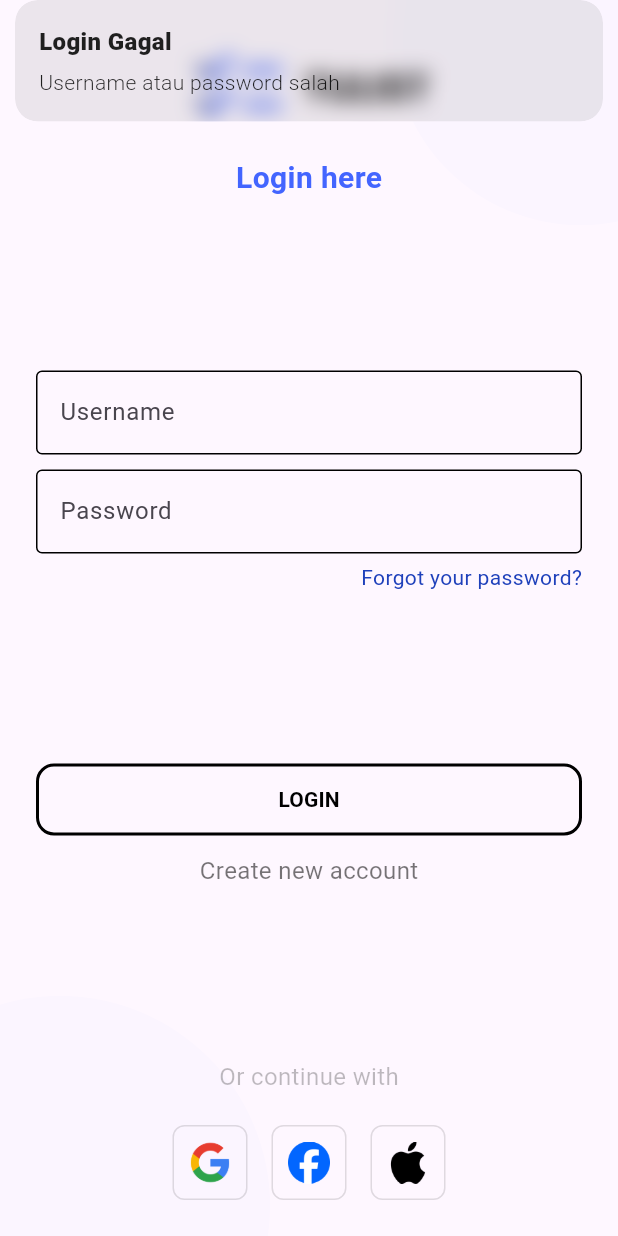
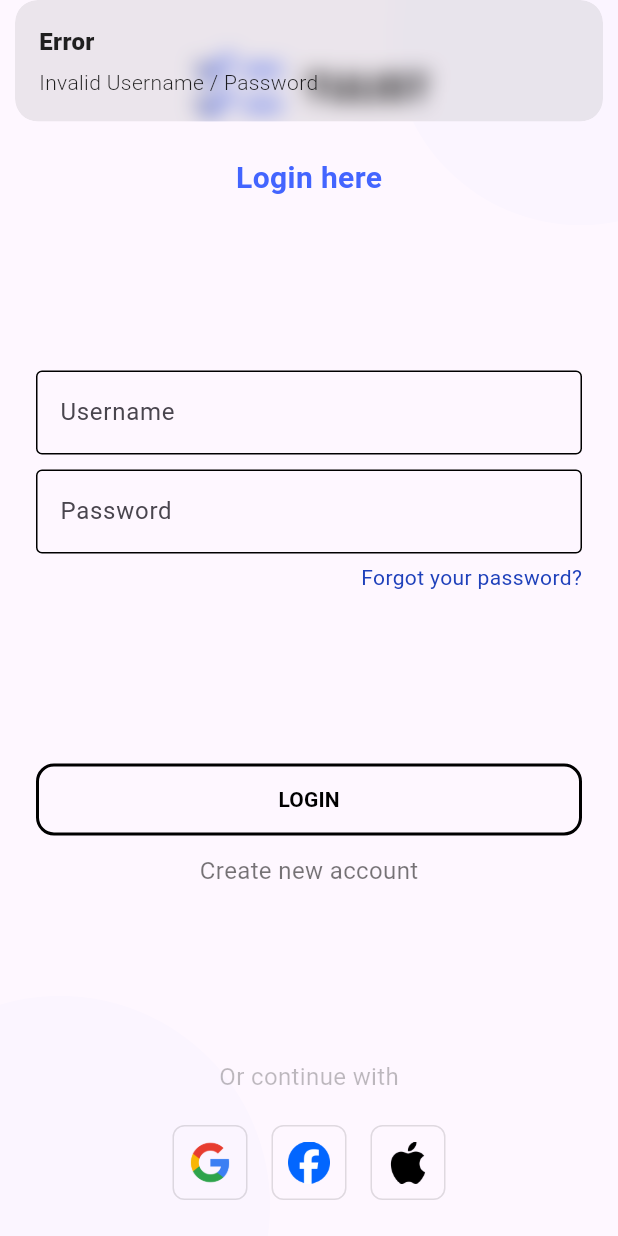
Before and after one commit to Reyhankunlah/TugasFlutterToDoList_22_03, a Flutter app: the screen it shows after launch, after a tap on "LOGIN", on a phone screen of 412 x 824 dp. Run offline on Flutter 3.47's test engine with Material 3 defaults, Android fonts, the phone set to English and light mode, and no system bars; our stand-ins replace get, shared_preferences.

Commit message:
feat: [MAF] add Shared Preference to login

```diff
--- a/lib/Bindings/authBinding.dart
+++ b/lib/Bindings/authBinding.dart
@@ -4,6 +4,6 @@ import 'package:get/get.dart';
 class Authbinding extends Bindings {
   @override
   void dependencies() {
-    Get.lazyPut<AuthController>(() => AuthController());
+    Get.lazyPut<AuthController>(() => AuthController(), fenix: true);
   }
 }
--- /dev/null
+++ b/lib/Bindings/splashBinding.dart
@@ -0,0 +1,9 @@
+import 'package:flutter_todolist/Controllers/splash_controller.dart';
+import 'package:get/get.dart';
+
+class Splashbinding extends Bindings {
+  @override
+  void dependencies() {
+    Get.lazyPut<SplashController>(() => SplashController(), fenix: true);
+  }
+}
--- a/lib/Components/custom_button.dart
+++ b/lib/Components/custom_button.dart
@@ -41,6 +41,7 @@ class CustomButton extends StatelessWidget {
       // 🔵 Tombol bulat
       if (isOutlined) {
         return OutlinedButton(
+          onPressed: onPressed,
           style: OutlinedButton.styleFrom(
             shape: const CircleBorder(),
             side: BorderSide(color: outlineColor, width: 2),
@@ -48,7 +49,7 @@ class CustomButton extends StatelessWidget {
             padding: EdgeInsets.zero, // biar icon center
             alignment: Alignment.center,
           ),
-          onPressed: onPressed,
+
           child: Icon(icon, color: iconColor, size: iconSize),
         );
       } else {
--- a/lib/Controllers/auth_controller.dart
+++ b/lib/Controllers/auth_controller.dart
@@ -1,41 +1,65 @@
 import 'package:flutter/cupertino.dart';
 import 'package:get/get.dart';
 import 'package:flutter_todolist/Routes/routes.dart';
+import 'package:shared_preferences/shared_preferences.dart';
 
 class AuthController extends GetxController {
   final String username = "faiz";
   final String password = "tinus";
   final String dummy = "asd";
 
-  final input1 = TextEditingController();
-  final input2 = TextEditingController();
+  final inpUsername = TextEditingController();
+  final inpPassword = TextEditingController();
 
   final isLoading = false.obs;
 
   void loginLogic() async {
-    final u = input1.text.trim();
-    final p = input2.text.trim();
+    final user = inpUsername.text.trim();
+    final pass = inpPassword.text.trim();
 
-    final ok = (u == username && p == password) || (u == dummy && p == dummy);
+    final ok =
+        (user == username && pass == password) ||
+        (user == dummy && pass == dummy);
 
     if (!ok) {
-      Get.snackbar("Login Gagal", "Username atau password salah");
+      Get.snackbar("Error", "Invalid Username / Password");
+    } else {
+      final prefs = await SharedPreferences.getInstance();
+      prefs.setString("username", inpUsername.text.toString());
+      isLoading.value = true;
+
+      await Future.delayed(Duration(milliseconds: 300));
+      isLoading.value = false;
+      Get.offAllNamed(AppRoutes.mainNav);
       return;
     }
+  }
 
-    isLoading.value = true;
+  void logout() async {
+    final prefs = await SharedPreferences.getInstance();
+    await prefs.remove('username');
 
-    await Future.delayed(Duration(milliseconds: 300));
-    isLoading.value = false;
-
-
-    Get.offNamed(AppRoutes.mainNavPage);
+    Get.offAllNamed(AppRoutes.splashPage);
   }
 
   @override
   void onClose() {
-    input1.dispose();
-    input2.dispose();
+    inpUsername.dispose();
+    inpPassword.dispose();
     super.onClose();
   }
 }
+
+// ALTERNATIF SOLUSI - ProfilePage dengan Get.put
+class ProfilePageAlternative extends StatelessWidget {
+  ProfilePageAlternative({super.key});
+
+  // Solusi 2: Langsung put jika belum ada
+  final cLogPage = Get.put(AuthController(), permanent: true);
+
+  @override
+  Widget build(BuildContext context) {
+    // ... sama seperti di atas
+    return Container(); // placeholder
+  }
+}
--- /dev/null
+++ b/lib/Controllers/splash_controller.dart
@@ -0,0 +1,23 @@
+import 'package:flutter_todolist/Routes/routes.dart';
+import 'package:get/get.dart';
+import 'package:shared_preferences/shared_preferences.dart';
+
+class SplashController extends GetxController {
+  @override
+  void onInit() {
+    // TODO: implement onInit
+    checkLogin();
+    super.onInit();
+  }
+
+  checkLogin() async {
+    await Future.delayed(Duration(seconds: 2));
+
+    final prefs = await SharedPreferences.getInstance();
+    if (prefs.getString("username") != null) {
+      Get.offAllNamed(AppRoutes.mainNavPage);
+    } else {
+      Get.offAllNamed(AppRoutes.loginPage);
+    }
+  }
+}
--- a/lib/Pages/home_page.dart
+++ b/lib/Pages/home_page.dart
@@ -12,7 +12,7 @@ import 'package:get/get.dart';
 class HomePage extends StatelessWidget {
   HomePage({super.key});
 
-  final taskC = Get.find<TaskController>(); // ✅ ambil instance yang sama
+  final taskC = Get.find<TaskController>();
 
   @override
   Widget build(BuildContext context) {
--- a/lib/Pages/login_page.dart
+++ b/lib/Pages/login_page.dart
@@ -64,14 +64,14 @@ class LoginPage extends StatelessWidget {
                     children: [
                       CustomTextField(
                         label: "Username",
-                        controller: cLogPage.input1,
+                        controller: cLogPage.inpUsername,
                         isNumber: false,
                         borderColor: CustomColor.bluePrimary,
                       ),
                       const SizedBox(height: 10),
                       CustomTextField(
                         label: "Password",
-                        controller: cLogPage.input2,
+                        controller: cLogPage.inpPassword,
                         isPassword: true,
                         isNumber: false,
                         borderColor: CustomColor.bluePrimary,
--- /dev/null
+++ b/lib/Pages/splash_page.dart
@@ -0,0 +1,18 @@
+import 'package:flutter/material.dart';
+import 'package:flutter_todolist/Controllers/splash_controller.dart';
+import 'package:flutter_todolist/components/custom_text.dart';
+import 'package:get/get.dart';
+import 'package:get/get_core/src/get_main.dart';
+
+class SplashPage extends StatelessWidget {
+  SplashPage({super.key});
+
+  final splash = Get.find<SplashController>();
+
+  @override
+  Widget build(BuildContext context) {
+    return Scaffold(
+      body: Center(child: CustomText(myText: "INI SPLASH SCREEN")),
+    );
+  }
+}
--- a/lib/Routes/pages.dart
+++ b/lib/Routes/pages.dart
@@ -2,9 +2,11 @@ import 'package:flutter_todolist/Bindings/TaskBinding.dart';
 import 'package:flutter_todolist/Bindings/authBinding.dart';
 import 'package:flutter_todolist/Bindings/editTodoBinding.dart';
 import 'package:flutter_todolist/Bindings/mainNavBinding.dart';
+import 'package:flutter_todolist/Bindings/splashBinding.dart';
 import 'package:flutter_todolist/Pages/editTodo_page.dart';
 import 'package:flutter_todolist/Pages/login_page.dart';
 import 'package:flutter_todolist/Pages/nav/mainNav_page.dart';
+import 'package:flutter_todolist/Pages/splash_page.dart';
 import 'package:flutter_todolist/Pages/toDo_page.dart';
 import 'package:flutter_todolist/Routes/routes.dart';
 import 'package:get/get_navigation/src/routes/get_route.dart';
@@ -27,6 +29,11 @@ class AppPages {
       binding: Edittodobinding(),
     ),
     GetPage(
+      name: AppRoutes.splashPage,
+      page: () => SplashPage(),
+      binding: Splashbinding(),
+    ),
+    GetPage(
       name: AppRoutes.mainNav,
       page: () => MainnavPage(),
       binding: Mainnavbinding(),
--- a/lib/Routes/routes.dart
+++ b/lib/Routes/routes.dart
@@ -1,6 +1,7 @@
 class AppRoutes {
   static const mainNav = '/';
   static const loginPage = '/loginPage';
+  static const splashPage = '/splashPage';
   static const mainNavPage = '/mainNavPage';
   static const profilePage = '/profilePage';
   static const homePage = '/homePage';
--- a/lib/main.dart
+++ b/lib/main.dart
@@ -22,7 +22,7 @@ class MyApp extends StatelessWidget {
       theme: ThemeData(
         colorScheme: ColorScheme.fromSeed(seedColor: Colors.deepPurple),
       ),
-      initialRoute: AppRoutes.loginPage,
+      initialRoute: AppRoutes.splashPage,
       getPages: AppPages.pages,
     );
   }
--- a/pubspec.yaml
+++ b/pubspec.yaml
@@ -35,6 +35,7 @@ dependencies:
   # Use with the CupertinoIcons class for iOS style icons.
   cupertino_icons: ^1.0.8
   get: ^4.7.2
+  shared_preferences:
 
 dev_dependencies:
   flutter_test:
```
Also changed, not shown: lib/Pages/profile_page.dart (+52 -7 lines), pubspec.lock, 1 other file.
